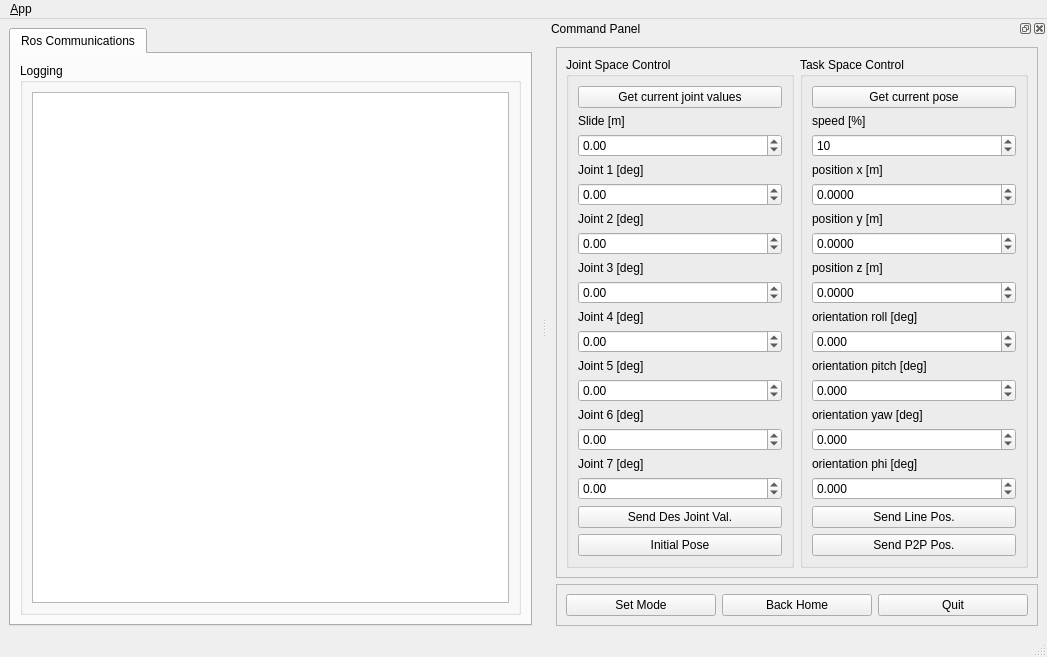
Qt form ROBOTIS/ROBOTIS-MANIPULATOR-H/manipulator_h_gui/ui/main_window.ui (andy-Chien/dual_arm_RL_motion) before a commit.
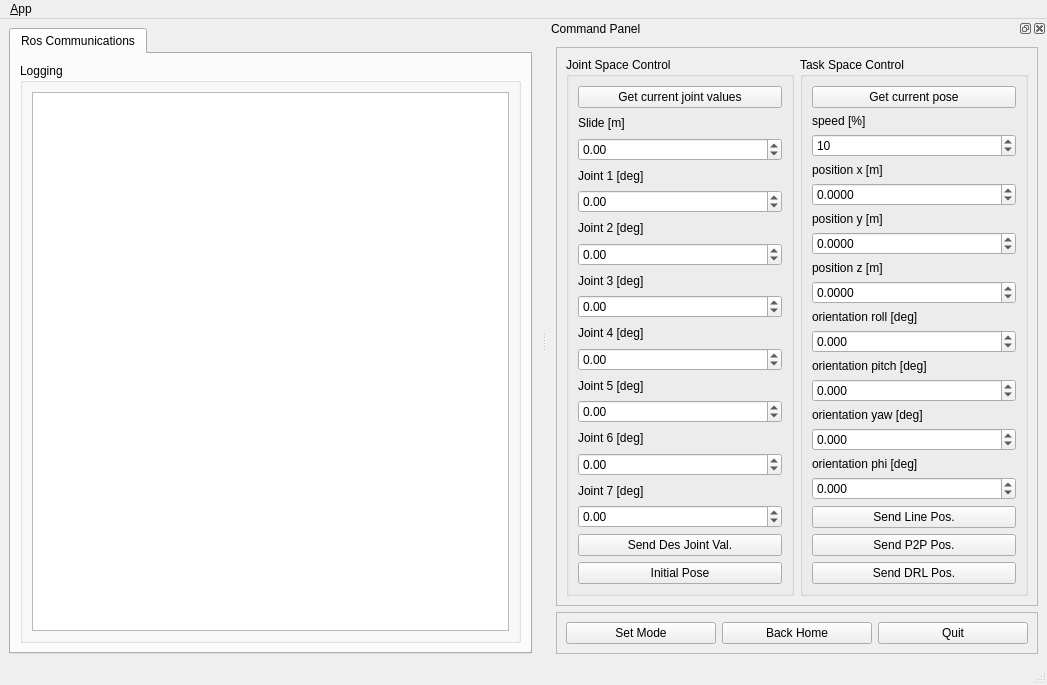
The same form after that commit. Icons and pictures are not drawn.

The edit to the form file:
```diff
--- a/ROBOTIS/ROBOTIS-MANIPULATOR-H/manipulator_h_gui/ui/main_window.ui
+++ b/ROBOTIS/ROBOTIS-MANIPULATOR-H/manipulator_h_gui/ui/main_window.ui
@@ -353,6 +353,13 @@
              </property>
             </widget>
            </item>
+           <item>
+            <widget class="QPushButton" name="des_drl_button">
+             <property name="text">
+              <string>Send DRL Pos.</string>
+             </property>
+            </widget>
+           </item>
           </layout>
          </widget>
         </item>
```
